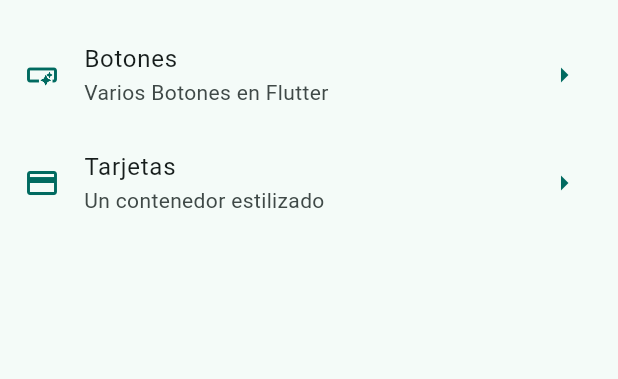
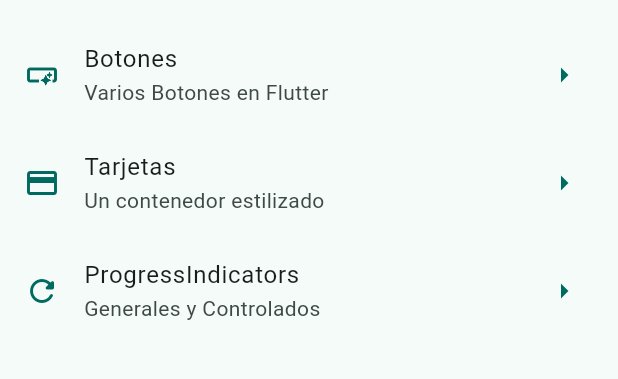
Before and after one commit to PabloVR24/flutterDCaE, a Flutter app: the screen it shows after launch, on a phone screen of 412 x 824 dp, the part 63-442 px from its top. Run offline on Flutter 3.47's test engine with Material 2 defaults, Android fonts, the phone set to English and light mode, and no system bars; our stand-ins replace animate_do, go_router, video_player.

Commit message:
Progress Indicators Unfinished

```diff
--- a/03_flutter_init/widgets_app/widgets_app/lib/config/theme/menu/menu_items.dart
+++ b/03_flutter_init/widgets_app/widgets_app/lib/config/theme/menu/menu_items.dart
@@ -23,5 +23,10 @@
       title: 'Tarjetas',
       subTitle: 'Un contenedor estilizado',
       link: '/cards',
-      icon: Icons.credit_card)
+      icon: Icons.credit_card),
+      MenuItem(
+      title: 'ProgressIndicators',
+      subTitle: 'Generales y Controlados',
+      link: '/progress',
+      icon: Icons.refresh_rounded)
 ];
--- a/03_flutter_init/widgets_app/widgets_app/lib/config/theme/router/app_router.dart
+++ b/03_flutter_init/widgets_app/widgets_app/lib/config/theme/router/app_router.dart
@@ -20,5 +20,10 @@
       name: CardsScreen.name,
       builder: (context, state) => const CardsScreen(),
     ),
+    GoRoute(
+      path: '/progress',
+      name: ProgressScreen.name,
+      builder: (context, state) => const ProgressScreen(),
+    ),
   ],
 );
--- a/03_flutter_init/widgets_app/widgets_app/lib/presentation/screens/buttons/buttons_screen.dart
+++ b/03_flutter_init/widgets_app/widgets_app/lib/presentation/screens/buttons/buttons_screen.dart
@@ -62,7 +62,7 @@
                 onPressed: () {},
                 icon: const Icon(Icons.account_box_outlined),
                 label: const Text('Text Icon')),
-            CustomButton(),
+            const CustomButton(),
             IconButton(
                 onPressed: () {},
                 icon: const Icon(Icons.app_registration_rounded)),
@@ -92,8 +92,8 @@
         color: colors.primary,
         child: InkWell(
           onTap: (){},
-          child: Padding(
-            padding: const EdgeInsets.symmetric(vertical: 10, horizontal: 20),
+          child: const Padding(
+            padding: EdgeInsets.symmetric(vertical: 10, horizontal: 20),
             child: Text('Hola Mundo', style: TextStyle(color: Colors.white),),
           ),
         ),
```
Also changed, not shown: 03_flutter_init/widgets_app/widgets_app/lib/presentation/screens/progress/progress_screen.dart (+76 -1 lines).
